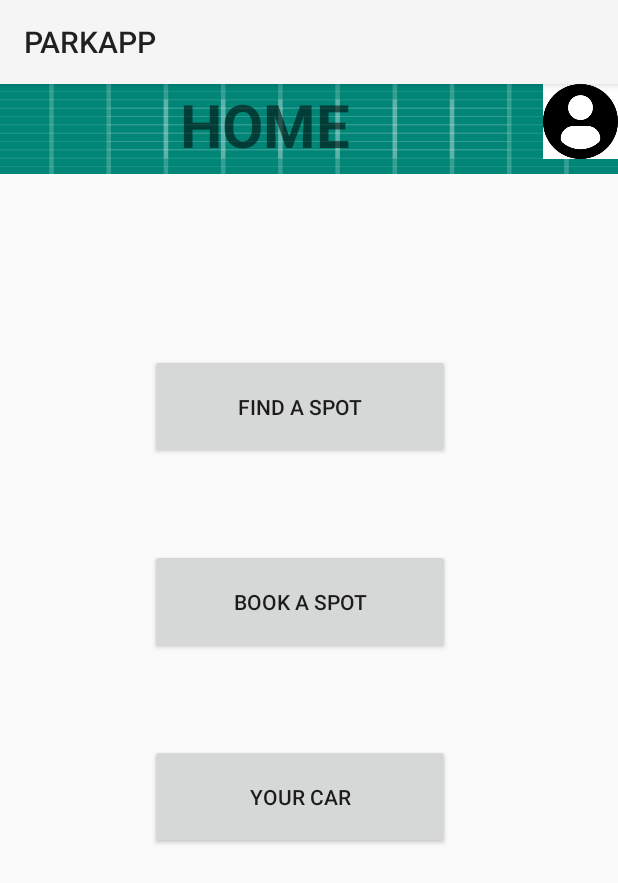
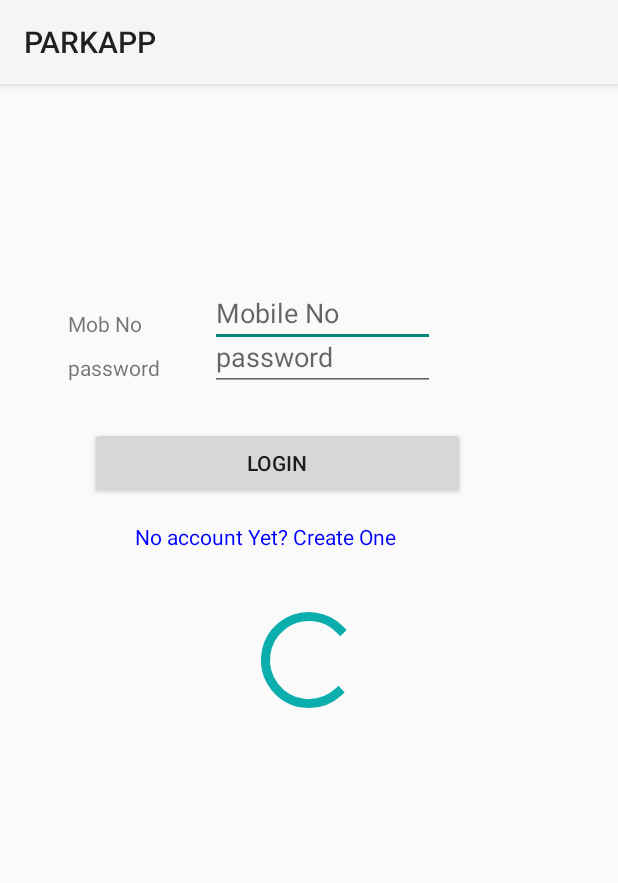
Before and after one commit to ujjaldas132/parkApp, an Android app: the screen it shows after launch (home before the commit, userLogin after it), on a phone screen of 412 x 824 dp. Shown: the top 883 px of the screen. Run offline under Robolectric (Android 15) with nearby library versions, the phone set to English and light mode, and no system bars.

Commit message:
login init

```diff
--- a/assets/app/src/main/AndroidManifest.xml
+++ b/assets/app/src/main/AndroidManifest.xml
@@ -16,7 +16,8 @@
         android:roundIcon="@mipmap/ic_launcher_round"
         android:supportsRtl="true"
         android:theme="@style/AppTheme">
-        <activity android:name=".home"></activity>
+        <activity android:name=".userLogin"></activity>
+        <activity android:name=".home" />
         <activity android:name=".BookSpot" />
 
         <meta-data
--- a/assets/app/src/main/java/com/example/parkapp/MainActivity.java
+++ b/assets/app/src/main/java/com/example/parkapp/MainActivity.java
@@ -37,7 +37,7 @@ public class MainActivity extends AppCompatActivity {
             @RequiresApi(api = Build.VERSION_CODES.JELLY_BEAN)
             @Override
             public void run() {
-                Intent i=new Intent(MainActivity.this,home.class);
+                Intent i=new Intent(MainActivity.this,userLogin.class);
                 i.addCategory(Intent.CATEGORY_HOME);
                 i.setFlags(Intent.FLAG_ACTIVITY_NEW_TASK);
                 startActivity(i);
--- a/assets/app/src/main/java/com/example/parkapp/home.java
+++ b/assets/app/src/main/java/com/example/parkapp/home.java
@@ -27,6 +27,9 @@ public class home extends AppCompatActivity {
         super.onCreate(savedInstanceState);
         setContentView(R.layout.activity_home);
 
+
+        Intent intent = getIntent();
+        userMobNo=intent.getStringExtra("userMobNo");
 
         Toast.makeText(getApplicationContext(),"LOGIN Successfully", Toast.LENGTH_SHORT).show();
         com.example.parkapp.userDetails.userdata.getUserData(userMobNo);
--- /dev/null
+++ b/assets/app/src/main/java/com/example/parkapp/userLogin.java
@@ -0,0 +1,37 @@
+package com.example.parkapp;
+
+import androidx.appcompat.app.AppCompatActivity;
+
+import android.content.Intent;
+import android.os.Bundle;
+import android.view.View;
+import android.widget.Button;
+import android.widget.EditText;
+
+public class userLogin extends AppCompatActivity {
+    public EditText userName;
+    public Button login;
+    @Override
+    protected void onCreate(Bundle savedInstanceState) {
+        super.onCreate(savedInstanceState);
+        setContentView(R.layout.activity_user_login);
+
+        userName=(EditText)findViewById(R.id.mobNoValue);
+
+        login=(Button) findViewById(R.id.login);
+
+        login.setOnClickListener(new View.OnClickListener() {
+            @Override
+            public void onClick(View v) {
+                String userMobileNo=userName.getText().toString();
+                Intent i=new Intent(userLogin.this,home.class);
+                i.putExtra("userMobNo",userMobileNo);
+                startActivity(i);
+            }
+        });
+
+    }
+    public void toRegister(View view){
+
+    }
+}
--- /dev/null
+++ b/assets/app/src/main/res/layout/activity_user_login.xml
@@ -0,0 +1,126 @@
+<?xml version="1.0" encoding="utf-8"?>
+<RelativeLayout xmlns:android="http://schemas.android.com/apk/res/android"
+    xmlns:app="http://schemas.android.com/apk/res-auto"
+    xmlns:tools="http://schemas.android.com/tools"
+    android:layout_width="match_parent"
+    android:layout_height="match_parent"
+    tools:context=".userLogin">
+
+
+
+    <RelativeLayout
+        android:layout_width="wrap_content"
+        android:layout_height="wrap_content"
+        android:id="@+id/main"
+        android:layout_marginLeft="-10dp"
+        android:layout_marginTop="-50dp">
+
+
+
+        <TextView
+            android:id="@+id/mobNo"
+            android:layout_width="wrap_content"
+            android:layout_height="wrap_content"
+            android:layout_marginTop="200dp"
+            android:layout_marginLeft="55dp"
+            android:text="Mob No"
+
+            />
+
+        <EditText
+            android:id="@+id/mobNoValue"
+            android:layout_width="150dp"
+            android:layout_height="wrap_content"
+            android:ems="10"
+            android:inputType="phone"
+            android:layout_marginTop="180dp"
+            android:layout_marginLeft="150dp"
+            android:hint="Mobile No"
+            />
+
+
+
+
+
+
+
+
+        <TextView
+            android:id="@+id/password"
+            android:layout_width="wrap_content"
+            android:layout_height="wrap_content"
+            android:text="password"
+            android:layout_below="@+id/mobNo"
+            android:layout_marginTop="10dp"
+            android:layout_marginLeft="55dp"
+            />
+
+        <EditText
+            android:id="@+id/passwordValue"
+            android:layout_width="150dp"
+            android:layout_height="wrap_content"
+            android:minEms="6"
+            android:layout_below="@+id/mobNo"
+            android:layout_marginTop="-10dp"
+            android:layout_marginLeft="150dp"
+            android:inputType="textPassword"
+
+            android:hint="password"
+            />
+
+
+
+
+
+
+        <Button
+            android:id="@+id/login"
+            android:layout_width="250dp"
+            android:layout_height="wrap_content"
+
+            android:text="Login"
+
+            android:layout_below="@+id/password"
+            android:layout_marginTop="30dp"
+            android:layout_marginLeft="70dp"
+            />
+
+
+
+
+
+
+
+        <TextView
+            android:id="@+id/wantToRegister"
+            android:layout_width="wrap_content"
+            android:layout_height="wrap_content"
+
+
+            android:layout_below="@+id/login"
+            android:layout_marginLeft="100dp"
+            android:layout_marginTop="15dp"
+
+            android:text="No account Yet? Create One"
+            android:textColor="#00F"
+            android:onClick="toRegister"
+            />
+
+
+
+    </RelativeLayout>
+
+    <ProgressBar
+        android:id="@+id/progressBar"
+
+        style="?android:attr/progressBarStyleLarge"
+        android:layout_width="wrap_content"
+        android:layout_height="wrap_content"
+        android:indeterminateTint="#0BADAD"
+        android:indeterminateTintMode="src_in"
+
+        android:layout_centerHorizontal="true"
+        android:layout_centerVertical="true"/>
+
+
+</RelativeLayout>
--- /dev/null
+++ b/assets/app/src/main/res/values/refs.xml
@@ -0,0 +1,2 @@
+<?xml version="1.0" encoding="utf-8"?>
+<resources></resources>
```
